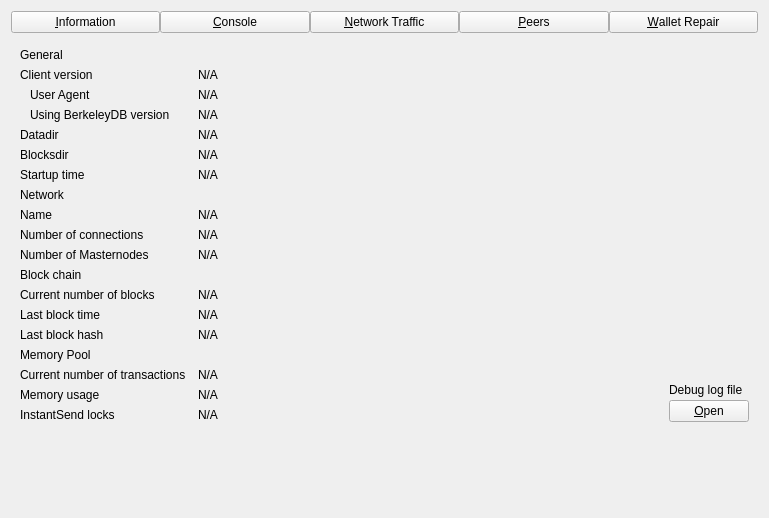
Before: the Qt Designer form src/qt/forms/debugwindow.ui in piratecash/pirate, drawn with Qt 5.
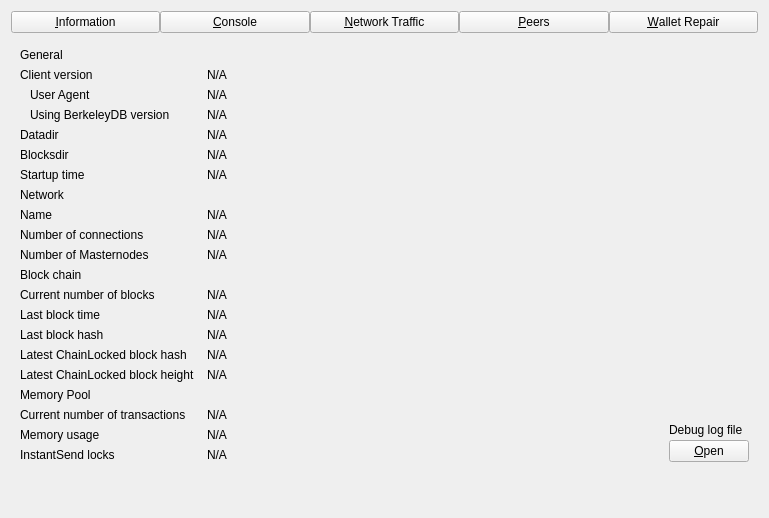
After: the same form once the commit is applied. Custom widgets are drawn as their Qt base class.

Patch:
```diff
--- a/src/qt/forms/debugwindow.ui
+++ b/src/qt/forms/debugwindow.ui
@@ -406,20 +406,66 @@
         </widget>
        </item>
        <item row="15" column="0">
+        <widget class="QLabel" name="bestChainLockHashLabel">
+         <property name="text">
+          <string>Latest ChainLocked block hash</string>
+         </property>
+        </widget>
+       </item>
+       <item row="15" column="1">
+        <widget class="QLabel" name="bestChainLockHash">
+         <property name="cursor">
+          <cursorShape>IBeamCursor</cursorShape>
+         </property>
+         <property name="text">
+          <string>N/A</string>
+         </property>
+         <property name="textFormat">
+          <enum>Qt::PlainText</enum>
+         </property>
+         <property name="textInteractionFlags">
+          <set>Qt::LinksAccessibleByMouse|Qt::TextSelectableByKeyboard|Qt::TextSelectableByMouse</set>
+         </property>
+        </widget>
+       </item>
+       <item row="16" column="0">
+        <widget class="QLabel" name="bestChainLockHeightLabel">
+         <property name="text">
+          <string>Latest ChainLocked block height</string>
+         </property>
+        </widget>
+       </item>
+       <item row="16" column="1">
+        <widget class="QLabel" name="bestChainLockHeight">
+         <property name="cursor">
+          <cursorShape>IBeamCursor</cursorShape>
+         </property>
+         <property name="text">
+          <string>N/A</string>
+         </property>
+         <property name="textFormat">
+          <enum>Qt::PlainText</enum>
+         </property>
+         <property name="textInteractionFlags">
+          <set>Qt::LinksAccessibleByMouse|Qt::TextSelectableByKeyboard|Qt::TextSelectableByMouse</set>
+         </property>
+        </widget>
+       </item>
+       <item row="17" column="0">
         <widget class="QLabel" name="labelMempoolTitle">
          <property name="text">
           <string>Memory Pool</string>
          </property>
         </widget>
        </item>
-       <item row="16" column="0">
+       <item row="18" column="0">
         <widget class="QLabel" name="labelNumberOfTransactions">
          <property name="text">
           <string>Current number of transactions</string>
          </property>
         </widget>
        </item>
-       <item row="16" column="1">
+       <item row="18" column="1">
         <widget class="QLabel" name="mempoolNumberTxs">
          <property name="cursor">
           <cursorShape>IBeamCursor</cursorShape>
@@ -435,14 +481,14 @@
          </property>
         </widget>
        </item>
-       <item row="17" column="0">
+       <item row="19" column="0">
         <widget class="QLabel" name="labelMemoryUsage">
          <property name="text">
           <string>Memory usage</string>
          </property>
         </widget>
        </item>
-       <item row="17" column="1">
+       <item row="19" column="1">
         <widget class="QLabel" name="mempoolSize">
          <property name="cursor">
           <cursorShape>IBeamCursor</cursorShape>
@@ -458,7 +504,7 @@
          </property>
         </widget>
        </item>
-       <item row="16" column="2" rowspan="3">
+       <item row="18" column="2" rowspan="3">
         <layout class="QVBoxLayout" name="verticalLayoutDebugButton">
          <property name="spacing">
           <number>3</number>
@@ -498,14 +544,14 @@
          </item>
         </layout>
        </item>
-       <item row="18" column="0">
+       <item row="20" column="0">
         <widget class="QLabel" name="labelInstantSendLockCount">
          <property name="text">
           <string>InstantSend locks</string>
          </property>
         </widget>
        </item>
-       <item row="18" column="1">
+       <item row="20" column="1">
         <widget class="QLabel" name="instantSendLockCount">
          <property name="cursor">
           <cursorShape>IBeamCursor</cursorShape>
@@ -521,7 +567,7 @@
          </property>
         </widget>
        </item>
-       <item row="19" column="0">
+       <item row="21" column="0">
         <spacer name="verticalSpacer">
          <property name="orientation">
           <enum>Qt::Vertical</enum>
```
